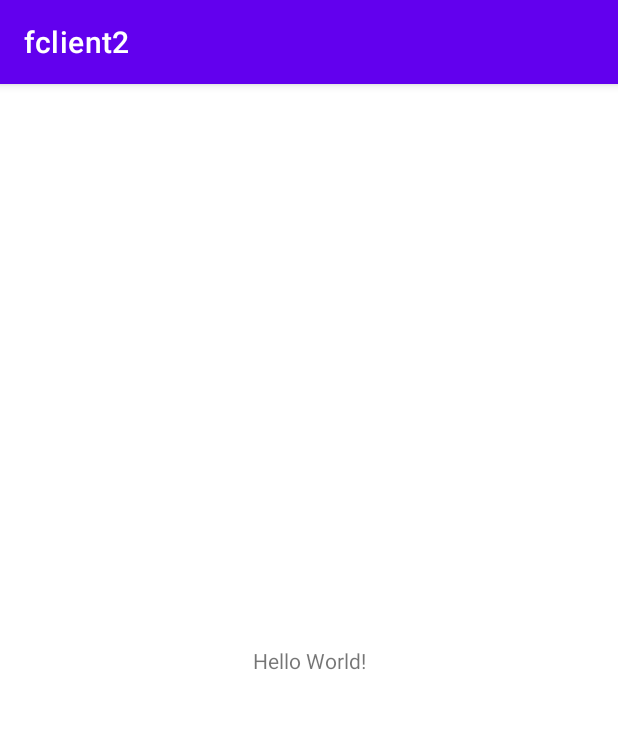
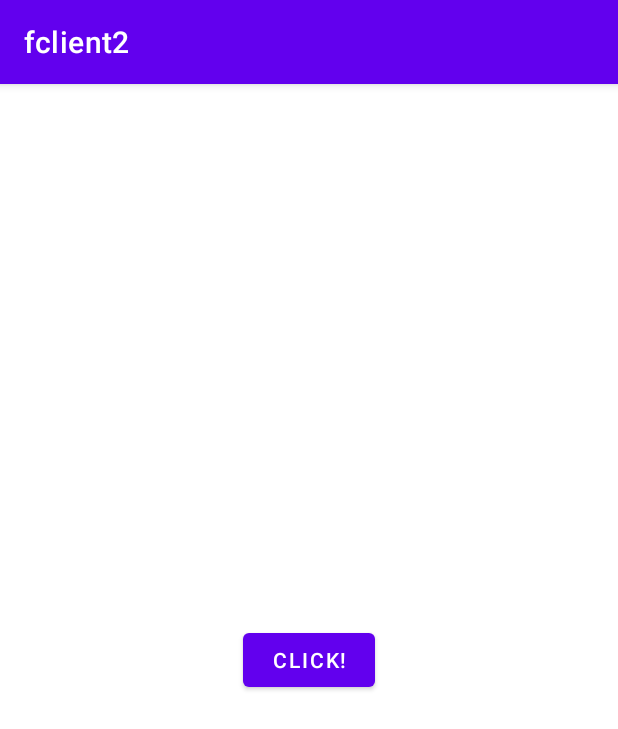
Before and after one commit to kkkomAR/rpo, an Android app: the screen it shows after launch (MainActivity), on a phone screen of 412 x 824 dp. Shown: the top 729 px of the screen. Run offline under Robolectric (Android 15) with nearby library versions, the phone set to English and light mode, and no system bars; 4 statements that could not run were skipped.

Commit message:
lab2
lab2

```diff
--- a/fclient2/app/src/main/AndroidManifest.xml
+++ b/fclient2/app/src/main/AndroidManifest.xml
@@ -10,6 +10,9 @@
         android:supportsRtl="true"
         android:theme="@style/Theme.Fclient2">
         <activity
+            android:name=".PinpadActivity"
+            android:exported="false" />
+        <activity
             android:name=".MainActivity"
             android:exported="true">
             <intent-filter>
--- a/fclient2/app/src/main/java/com/example/fclient2/MainActivity.java
+++ b/fclient2/app/src/main/java/com/example/fclient2/MainActivity.java
@@ -3,51 +3,54 @@ package com.example.fclient2;
 import androidx.appcompat.app.AppCompatActivity;
 
 import android.os.Bundle;
-import android.util.Log;
-import android.widget.TextView;
+import android.view.View;
+import android.widget.Toast;
 
-import com.example.fclient2.databinding.ActivityMainBinding;
+import androidx.activity.result.ActivityResultLauncher;
+import androidx.activity.result.contract.ActivityResultContracts;
+import android.app.Activity;
+import android.content.Intent;
 
-import java.util.Arrays;
-import java.util.Random;
+
 public class MainActivity extends AppCompatActivity {
-    // Used to load the 'native-lib' library on application startup
-        static {
-            System.loadLibrary("fclient2");
-            System.loadLibrary("mbedcrypto");
-        }
+
+    ActivityResultLauncher<Intent> activityResultLauncher;
+
     static {
         System.loadLibrary("fclient2");
+        System.loadLibrary("mbedcrypto");
     }
+
     @Override
     protected void onCreate(Bundle savedInstanceState) {
         super.onCreate(savedInstanceState);
         setContentView(R.layout.activity_main);
 
+        activityResultLauncher  = registerForActivityResult(
+                new ActivityResultContracts.StartActivityForResult(),
+                result -> {
+                    if (result.getResultCode() == Activity.RESULT_OK) {
+                        // обработка результата
+                        String pin = result.getData().getStringExtra("pin");
+                        Toast.makeText(MainActivity.this, pin,
+                                Toast.LENGTH_SHORT).show();
+                    }
+                });
+
         int res = initRng();
-        byte[] rnd = randomBytes(16);
-
-        Random random = new Random();
-
-        byte[] data = new byte[16];
-        for (int i = 0; i < data.length; ++i) {
-            data[i] = (byte) ((byte) random.nextInt() % 255);
-        }
-        Log.i("data", Arrays.toString(data));
-        byte[] encrypt_data = encrypt(rnd, data);
-
-        byte[] decrypt_data = decrypt(rnd, encrypt_data);
-
-        Log.i("enc_data", Arrays.toString(encrypt_data));
-        Log.i("dec_data", Arrays.toString(decrypt_data));
-
-        TextView tv = findViewById(R.id.sample_text);
-        tv.setText(stringFromJNI());
+        byte[] rnd = randomBytes(10);
     }
 
-    public native String stringFromJNI();
+    public void onButtonClick(View v)
+    {
+        Intent it = new Intent(this, PinpadActivity.class);
+        activityResultLauncher.launch(it);
+
+    }
+
     public static native int initRng();
     public static native byte[] randomBytes(int no);
     public static native byte[] encrypt(byte[] key, byte[] data);
     public static native byte[] decrypt(byte[] key, byte[] data);
+
 }
--- a/fclient2/app/src/main/res/layout/activity_main.xml
+++ b/fclient2/app/src/main/res/layout/activity_main.xml
@@ -6,11 +6,12 @@
     android:layout_height="match_parent"
     tools:context=".MainActivity">
 
-    <TextView
-        android:id="@+id/sample_text"
+    <Button
+        android:id="@+id/sample_button"
         android:layout_width="wrap_content"
         android:layout_height="wrap_content"
-        android:text="Hello World!"
+        android:text="Click!"
+        android:onClick="onButtonClick"
         app:layout_constraintBottom_toBottomOf="parent"
         app:layout_constraintLeft_toLeftOf="parent"
         app:layout_constraintRight_toRightOf="parent"
```
Also changed, not shown: fclient2/app/build.gradle (+4 -3 lines).
